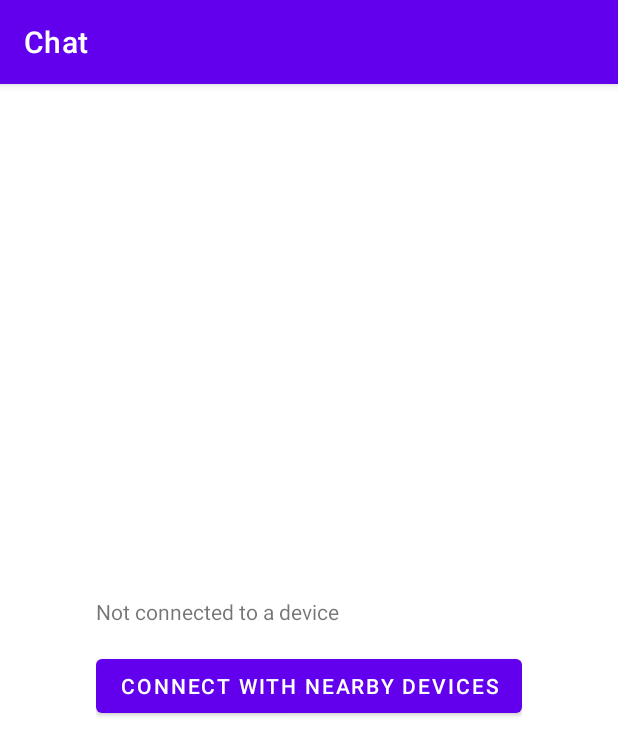
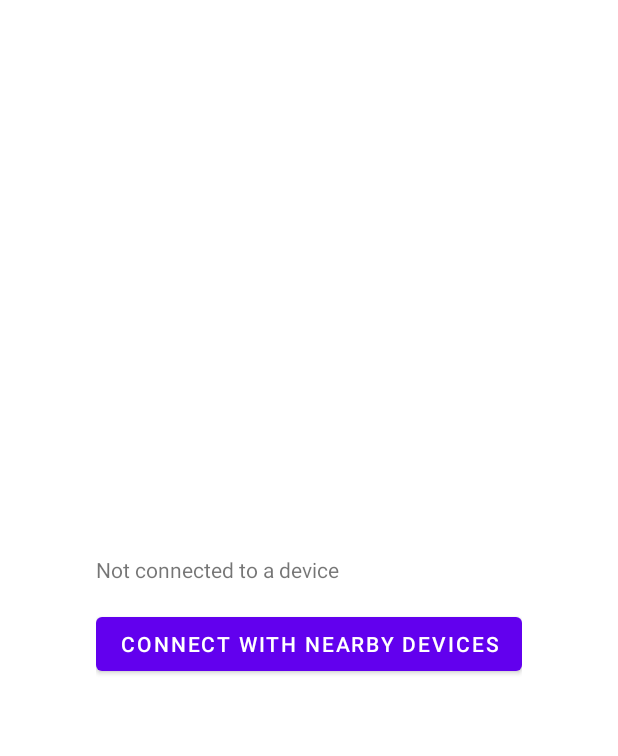
Before and after one commit to raheemadamboev/bluetooth-chat-app, an Android app: the BluetoothChatFragment screen opened through its navigation route, on a phone screen of 412 x 824 dp. Shown: the top 756 px of the screen. Run offline under Robolectric (Android 15) with nearby library versions, the phone set to English and light mode, and no system bars.

Commit message:
theme
Took 58 seconds

```diff
--- a/app/src/main/java/xyz/teamgravity/bluetoothchat/fragment/BluetoothChatFragment.kt
+++ b/app/src/main/java/xyz/teamgravity/bluetoothchat/fragment/BluetoothChatFragment.kt
@@ -74,7 +74,6 @@ class BluetoothChatFragment : Fragment() {
 
     override fun onStart() {
         super.onStart()
-        requireActivity().setTitle(R.string.chat_title)
         ChatServer.connectionRequest.observe(viewLifecycleOwner, connectionRequestObserver)
         ChatServer.deviceConnection.observe(viewLifecycleOwner, deviceConnectionObserver)
         ChatServer.messages.observe(viewLifecycleOwner, messageObserver)
--- a/app/src/main/java/xyz/teamgravity/bluetoothchat/fragment/DeviceScanFragment.kt
+++ b/app/src/main/java/xyz/teamgravity/bluetoothchat/fragment/DeviceScanFragment.kt
@@ -56,11 +56,6 @@ class DeviceScanFragment : Fragment() {
         binding.deviceList.adapter = deviceScanAdapter
 
         return binding.root
-    }
-
-    override fun onStart() {
-        super.onStart()
-        requireActivity().setTitle(R.string.device_list_title)
     }
 
     override fun onViewCreated(view: View, savedInstanceState: Bundle?) {
--- a/app/src/main/res/values/themes.xml
+++ b/app/src/main/res/values/themes.xml
@@ -1,6 +1,6 @@
 <resources xmlns:tools="http://schemas.android.com/tools">
     <!-- Base application theme. -->
-    <style name="Theme.BluetoothChat" parent="Theme.MaterialComponents.DayNight.DarkActionBar">
+    <style name="Theme.BluetoothChat" parent="Theme.MaterialComponents.Light.NoActionBar">
         <!-- Primary brand color. -->
         <item name="colorPrimary">@color/purple_500</item>
         <item name="colorPrimaryVariant">@color/purple_700</item>
```
